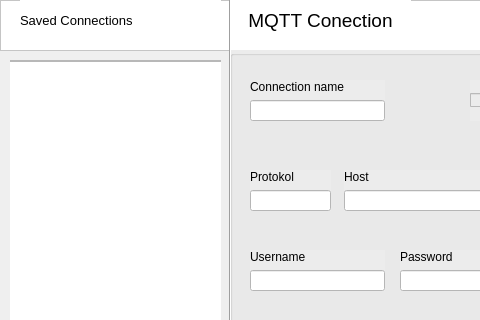
This is src/gui/new_connection.ui in Sekky61/MQTT-monitor as Qt 5 draws it before an edit; both pictures show x 0 to 480 and y 0 to 320 of the 758 by 433 pixel window. The edited form follows.
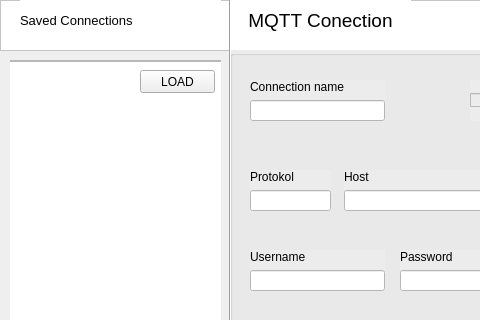
This is the edited form.

```diff
--- a/src/gui/new_connection.ui
+++ b/src/gui/new_connection.ui
@@ -327,16 +327,6 @@
    <property name="frameShadow">
     <enum>QFrame::Raised</enum>
    </property>
-   <widget class="QListView" name="listView">
-    <property name="geometry">
-     <rect>
-      <x>-5</x>
-      <y>1</y>
-      <width>221</width>
-      <height>361</height>
-     </rect>
-    </property>
-   </widget>
    <widget class="QPushButton" name="delete_button">
     <property name="geometry">
      <rect>
@@ -350,6 +340,32 @@
      <string>DELETE</string>
     </property>
    </widget>
+   <widget class="QListWidget" name="listWidget">
+    <property name="geometry">
+     <rect>
+      <x>-5</x>
+      <y>1</y>
+      <width>221</width>
+      <height>361</height>
+     </rect>
+    </property>
+   </widget>
+   <widget class="QPushButton" name="loadButton">
+    <property name="geometry">
+     <rect>
+      <x>130</x>
+      <y>10</y>
+      <width>75</width>
+      <height>23</height>
+     </rect>
+    </property>
+    <property name="text">
+     <string>LOAD</string>
+    </property>
+   </widget>
+   <zorder>listWidget</zorder>
+   <zorder>delete_button</zorder>
+   <zorder>loadButton</zorder>
   </widget>
   <widget class="Line" name="separate_line">
    <property name="geometry">
```
Left out of the diff: 13 changed lines with no effect on the pictures.
